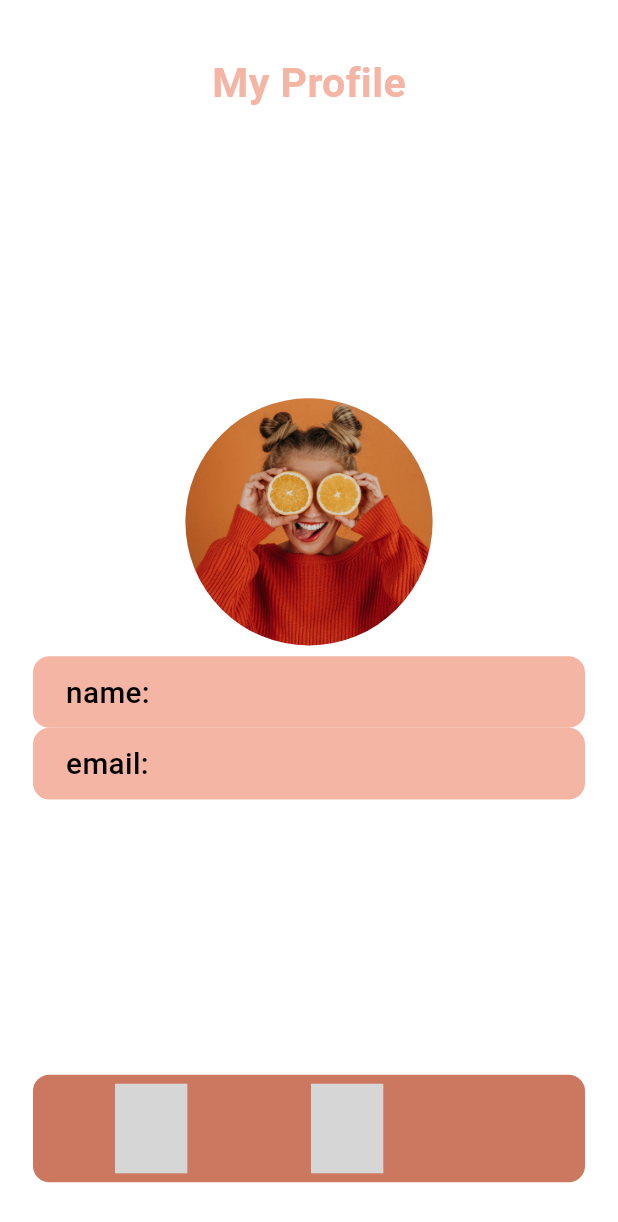
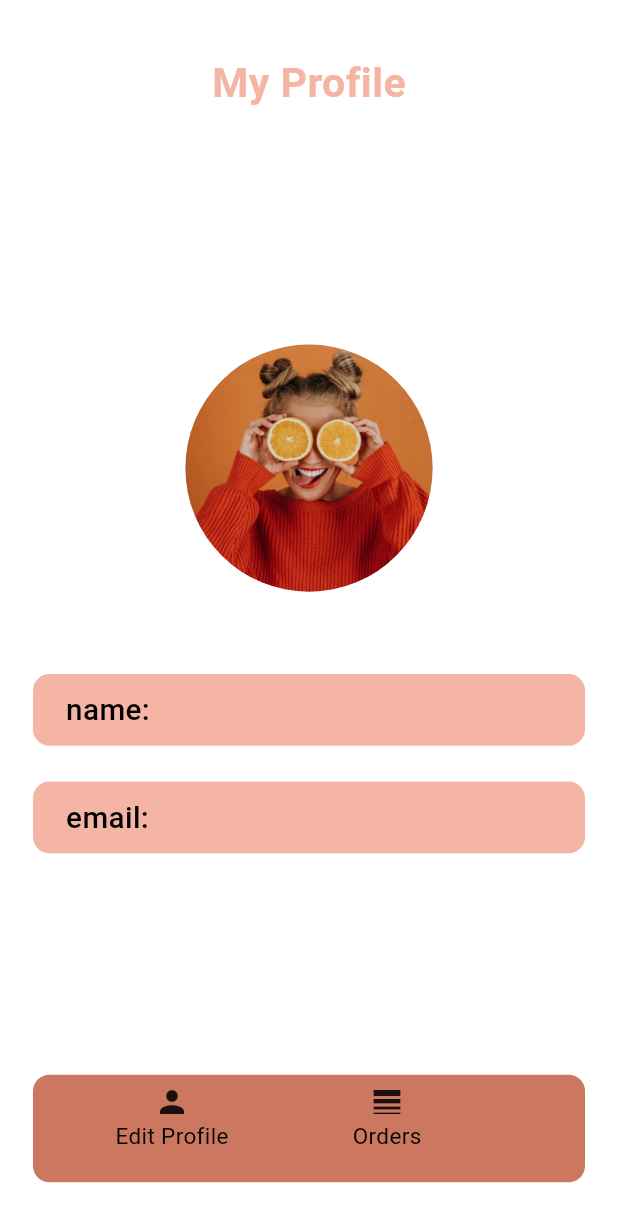
Before and after one commit to Abdallh-Oudaa/i_c_task, a Flutter app: the screen it shows once a user with an empty profile is signed in, on a phone screen of 412 x 824 dp. Shown: the top 1222 px of the screen. Run offline on Flutter 3.47's test engine with Material 3 defaults, Android fonts, the phone set to English and light mode, and no system bars; our stand-ins replace cloud_firestore, device_info_plus, firebase_core, flutter_screenutil, get, image_picker and 2 more; accounts and stored records are empty; grey boxes are pictures that could not be loaded.

Commit message:
storage name and email in fireStore add static orders data and show it add photo change photo add image picker add shared prefs

```diff
--- a/lib/core/shared_widgets/circle_image_widget.dart
+++ b/lib/core/shared_widgets/circle_image_widget.dart
@@ -1,8 +1,10 @@
+import 'dart:io';
+
 import 'package:flutter/material.dart';
 import 'package:flutter_screenutil/flutter_screenutil.dart';
 
 class CircleImageWidget extends StatelessWidget {
-  final String imagePath;
+  final File imagePath;
   const CircleImageWidget({super.key,required this.imagePath});
 
   @override
@@ -11,9 +13,7 @@ class CircleImageWidget extends StatelessWidget {
       height: 150.h,
       width: 150.w,
       child: CircleAvatar(
-        backgroundImage: AssetImage(
-          imagePath
-        ),
+        backgroundImage: FileImage(imagePath)
       ),
     );
   }
--- a/lib/data/firebase_dao/data_source_contract.dart
+++ b/lib/data/firebase_dao/data_source_contract.dart
@@ -4,5 +4,6 @@ import '../model/user_model.dart';
 
 abstract class DataSourceContract{
   Future<UserModel?> getUserFromFireStore();
+  Future<void> updateUser(String name,String email);
   List<OrdersDataClass> getOrders();
 }
--- a/lib/data/model/user_model.dart
+++ b/lib/data/model/user_model.dart
@@ -1,6 +1,7 @@
 class UserModel{
   String? name;
   String? email;
+  UserModel(this.name,this.email);
   UserModel.fromJson(Map<String,dynamic> data){
       name=data["name"];
       email=data["email"];
--- a/lib/data/repository/rempository_impl.dart
+++ b/lib/data/repository/rempository_impl.dart
@@ -16,4 +16,9 @@ class RepositoryImpl extends RepositoryContract{
     return dataSourceContract.getUserFromFireStore();
   }
 
+  @override
+  Future<void> updateUser(String name, String email) {
+  return dataSourceContract.updateUser(name, email);
+  }
+
 }
--- a/lib/data/repository/repository_contract.dart
+++ b/lib/data/repository/repository_contract.dart
@@ -3,5 +3,6 @@ import '../model/user_model.dart';
 
 abstract class RepositoryContract{
   Future<UserModel?> getUserFromFireStore();
+  Future<void> updateUser(String name,String email);
   List<OrdersDataClass> getOrders();
 }
--- /dev/null
+++ b/lib/modules/profile/views/local_widgets/edit_and_order_screen_button.dart
@@ -0,0 +1,19 @@
+import 'package:flutter/material.dart';
+
+import 'package:i_c_task/core/constants/text_style_core.dart';
+
+
+
+class EditAndOrdersScreenButton extends StatelessWidget {
+  final String name;
+  final IconData icon;
+  const EditAndOrdersScreenButton({super.key,required this.name,required this.icon});
+
+  @override
+  Widget build(BuildContext context) {
+    return Column(children: [
+     Icon(icon),
+      Text(name,style: TextStyleCore.font18BlackWeight400.copyWith(fontSize: 15,color: Colors.black),)
+    ],);
+  }
+}
--- a/lib/core/shared_widgets/show_text_and_con_widget.dart
+++ b/lib/modules/profile/views/local_widgets/name_and_email_widget.dart
@@ -2,13 +2,13 @@ import 'package:flutter/material.dart';
 import 'package:flutter_screenutil/flutter_screenutil.dart';
 
 
-class ShowTextAndIconWidget extends StatelessWidget {
+class NameAndEmailWidget extends StatelessWidget {
 
   final Color containerColor;
   final int? height;
   final List<Widget> widgets;
 
-  const ShowTextAndIconWidget({
+  const NameAndEmailWidget({
     super.key,
 
     required this.containerColor,
--- a/lib/modules/profile/views/local_widgets/order_item.dart
+++ b/lib/modules/profile/views/local_widgets/order_item.dart
@@ -59,7 +59,7 @@ class OrderItem extends StatelessWidget {
                     Text(
                       ordersDataClass.title,
                       style: TextStyleCore.font16whiteWeight600.copyWith(
-                        color: ColorsCore.salmonColor,
+                        color: ColorsCore.terracottaColor,
                       ),
                     ),
                     Text(
@@ -106,11 +106,11 @@ class OrderItem extends StatelessWidget {
                 children: [
                   Icon(
                     Icons.delete_outline_outlined,
-                    color: ColorsCore.salmonColor,
+                    color: ColorsCore.terracottaColor,
                   ),
                   Icon(
                     Icons.add_circle,
-                    color: ColorsCore.salmonColor,
+                    color: ColorsCore.terracottaColor,
                   ),
                 ],
               ),
--- a/lib/modules/profile/views/profile_screen.dart
+++ b/lib/modules/profile/views/profile_screen.dart
@@ -1,3 +1,5 @@
+import 'dart:io';
+
 import 'package:flutter/material.dart';
 import 'package:flutter_screenutil/flutter_screenutil.dart';
 import 'package:get/get.dart';
@@ -10,12 +12,11 @@ import 'package:i_c_task/routes.dart';
 import '../../../core/constants/colors_core.dart';
 import '../../../core/constants/size_box_core.dart';
 import '../../../core/shared_widgets/circle_image_widget.dart';
-import '../../../core/shared_widgets/name_and_icon_widget.dart';
-import '../../../core/shared_widgets/show_text_and_con_widget.dart';
+import 'local_widgets/edit_and_order_screen_button.dart';
+import 'local_widgets/name_and_email_widget.dart';
 
 class ProfileScreen extends StatefulWidget {
-
-  ProfileScreen({super.key});
+  const ProfileScreen({super.key});
 
   @override
   State<ProfileScreen> createState() => _ProfileScreenState();
@@ -29,8 +30,10 @@ class _ProfileScreenState extends State<ProfileScreen> {
 
     super.initState();
   }
+
   @override
   Widget build(BuildContext context) {
+    File? args = Get.arguments as File?;
     return SafeArea(
       child: Scaffold(
         body: Padding(
@@ -50,11 +53,16 @@ class _ProfileScreenState extends State<ProfileScreen> {
                   if (user != null) {
                     return Column(
                       children: [
-                        CircleImageWidget(
-                          imagePath: "assets/images/onboardingImage.jpg",
+                        args!=null?CircleImageWidget(imagePath: args): SizedBox(
+                          height: 150.h,
+                          width: 150.w,
+                          child: CircleAvatar(
+                            backgroundImage:AssetImage("assets/images/onboardingImage.jpg",),
+
+                          ),
                         ),
-
-                        ShowTextAndIconWidget(
+                        verticalSize(40),
+                        NameAndEmailWidget(
                           containerColor: ColorsCore.salmonColor,
                           widgets: [
                             Text(
@@ -69,7 +77,8 @@ class _ProfileScreenState extends State<ProfileScreen> {
                           ],
                         ),
 
-                        ShowTextAndIconWidget(
+                        verticalSize(20),
+                        NameAndEmailWidget(
                           containerColor: ColorsCore.salmonColor,
                           widgets: [
                             Text(
@@ -97,7 +106,7 @@ class _ProfileScreenState extends State<ProfileScreen> {
                   return Center(child: CircularProgressIndicator());
                 }),
 
-                ShowTextAndIconWidget(
+                NameAndEmailWidget(
                   containerColor: ColorsCore.terracottaColor,
                   height: 60,
                   widgets: [
@@ -107,7 +116,7 @@ class _ProfileScreenState extends State<ProfileScreen> {
                         onTap: () {
                           Get.toNamed(AppRoutes.editPage);
                         },
-                        child: NameAndIconWidget(
+                        child: EditAndOrdersScreenButton(
                           name: "Edit Profile",
                           icon: Icons.person,
                         ),
@@ -120,7 +129,7 @@ class _ProfileScreenState extends State<ProfileScreen> {
                         onTap: () {
                           Get.toNamed(AppRoutes.orderPage);
                         },
-                        child: NameAndIconWidget(
+                        child: EditAndOrdersScreenButton(
                           name: "Orders",
                           icon: Icons.line_weight_sharp,
                         ),
--- a/lib/routes.dart
+++ b/lib/routes.dart
@@ -1,4 +1,5 @@
 import 'package:get/get.dart';
+import 'package:i_c_task/modules/profile/bindings/edit_profile_binding.dart';
 import 'package:i_c_task/modules/profile/bindings/orders_binding.dart';
 import 'package:i_c_task/modules/profile/bindings/profile_bindings.dart';
 import 'package:i_c_task/modules/profile/views/edit_profile.dart';
@@ -11,7 +12,7 @@ class AppRoutes{
   static const orderPage="/order_page";
   static final routes=[
   GetPage(name: profilePage, page:() => ProfileScreen(),binding: ProfileBinding()),
-    GetPage(name: editPage, page:() => EditProfile(),),
+    GetPage(name: editPage, page:() => EditProfile(),binding: EditProfileBinding()),
     GetPage(name: orderPage, page:() => OrdersScreen(),binding: OrdersBinding()),
   ];
 }
--- a/pubspec.yaml
+++ b/pubspec.yaml
@@ -20,6 +20,11 @@ dependencies:
   # this back end to storage data
   cloud_firestore: ^5.6.9
   firebase_core: ^3.14.0
+  firebase_storage: ^12.4.7
+  image_picker: ^1.1.2
+  permission_handler: ^12.0.0+1
+  device_info_plus: ^11.5.0
+  shared_preferences: ^2.5.3
 
 dev_dependencies:
   flutter_test:
```
Also changed, not shown: lib/data/firebase_dao/data_source_impl.dart (+28 -19 lines), lib/main.dart (+8 -0 lines), lib/modules/profile/bindings/edit_profile_binding.dart (+9 -1 lines), lib/modules/profile/conteroller/edit_profile_controller.dart (+86 -1 lines), lib/modules/profile/views/edit_profile.dart (+95 -18 lines), lib/modules/profile/views/orders_screen.dart (+11 -5 lines), lib/firebase_options.dart, pubspec.lock, 7 other files.
